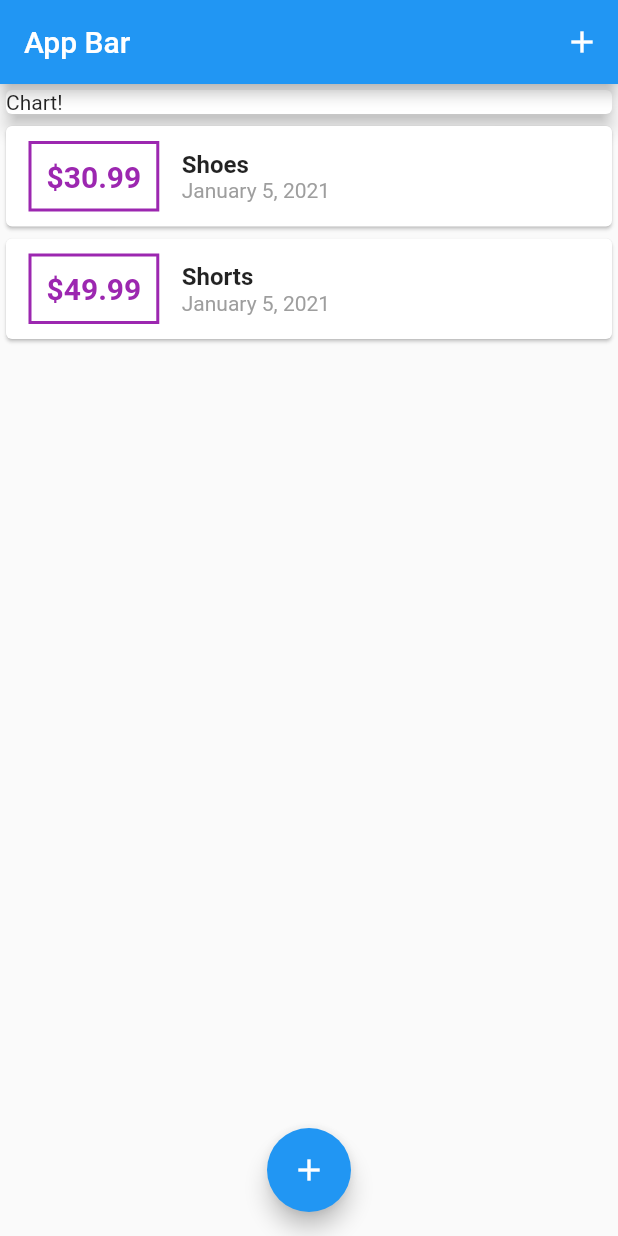
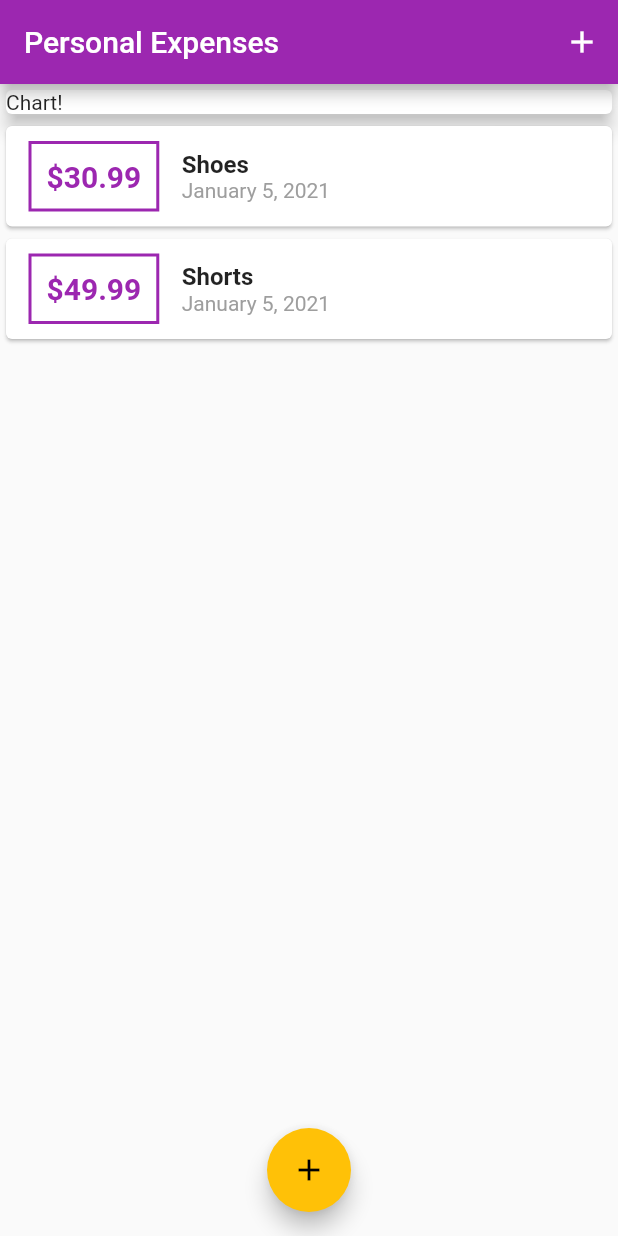
Before and after one commit to bladerangel/personal_expenses, a Flutter app: the screen it shows after launch, on a phone screen of 412 x 824 dp. Run offline on Flutter 3.47's test engine with Material 2 defaults, Android fonts, the phone set to English and light mode, and no system bars.

Commit message:
Customize global theme

```diff
--- a/lib/main.dart
+++ b/lib/main.dart
@@ -10,7 +10,11 @@ class MyApp extends StatelessWidget {
   @override
   Widget build(BuildContext context) {
     return MaterialApp(
-      title: 'Flutter Demo',
+      title: 'Personal Expenses',
+      theme: ThemeData(
+        primarySwatch: Colors.purple,
+        accentColor: Colors.amber,
+      ),
       home: MyHomePage(),
     );
   }
@@ -67,7 +71,7 @@ class _MyHomePageState extends State<MyHomePage> {
         onPressed: () => _modalNewTransaction(context),
       ),
       appBar: AppBar(
-        title: Text("App Bar"),
+        title: Text("Personal Expenses"),
         actions: [
           IconButton(
             icon: Icon(Icons.add),
--- a/lib/widgets/transaction_list/transaction_list_style.dart
+++ b/lib/widgets/transaction_list/transaction_list_style.dart
@@ -1,6 +1,6 @@
 import 'package:flutter/material.dart';
 
-Container amountContainer({Widget child}) => Container(
+Container amountContainer({BuildContext context, Widget child}) => Container(
       child: child,
       margin: EdgeInsets.symmetric(
         vertical: 10,
@@ -8,19 +8,19 @@ Container amountContainer({Widget child}) => Container(
       ),
       decoration: BoxDecoration(
         border: Border.all(
-          color: Colors.purple,
+          color: Theme.of(context).primaryColor,
           width: 2,
         ),
       ),
       padding: EdgeInsets.all(10),
     );
 
-Text amountText(String data) => Text(
+Text amountText(String data, {BuildContext context}) => Text(
       data,
       style: TextStyle(
         fontWeight: FontWeight.bold,
         fontSize: 20,
-        color: Colors.purple,
+        color: Theme.of(context).primaryColor,
       ),
     );
 
--- a/lib/widgets/transaction_list/transaction_list_widget.dart
+++ b/lib/widgets/transaction_list/transaction_list_widget.dart
@@ -19,8 +19,10 @@ class TransactionListWidget extends StatelessWidget {
           child: Row(
             children: [
               Style.amountContainer(
+                context: context,
                 child: Style.amountText(
                   '\$${transactions[index].amout.toStringAsFixed(2)}',
+                  context: context,
                 ),
               ),
               Column(
```
